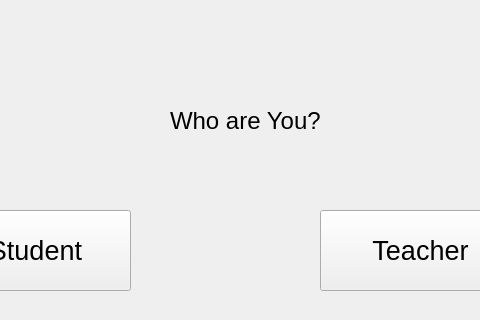
Above: Group4/reaksaui3.ui from Assignment-C/UI-APP before the change; both pictures show x 180 to 660 and y 0 to 320 of the 994 by 539 pixel window. Below: the same form after it.
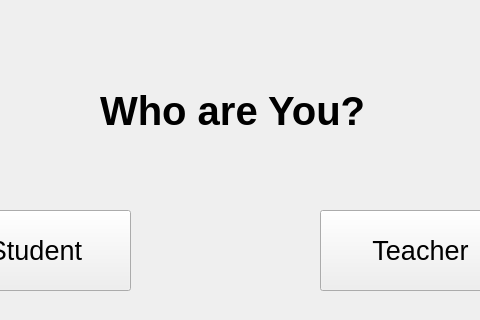
That is the form after the change. Icons and pictures are not drawn.

Patch:
```diff
--- a/Group4/reaksaui3.ui
+++ b/Group4/reaksaui3.ui
@@ -20,15 +20,17 @@
   <widget class="QLabel" name="label">
    <property name="geometry">
     <rect>
-     <x>350</x>
-     <y>90</y>
-     <width>211</width>
+     <x>280</x>
+     <y>80</y>
+     <width>271</width>
      <height>61</height>
     </rect>
    </property>
    <property name="font">
     <font>
-     <pointsize>18</pointsize>
+     <pointsize>30</pointsize>
+     <weight>75</weight>
+     <bold>true</bold>
     </font>
    </property>
    <property name="text">
```
